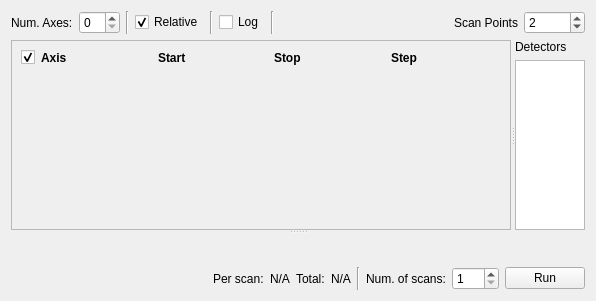
Old version of the form src/firefly/plans/line_scan.ui in the repository spc-group/haven.
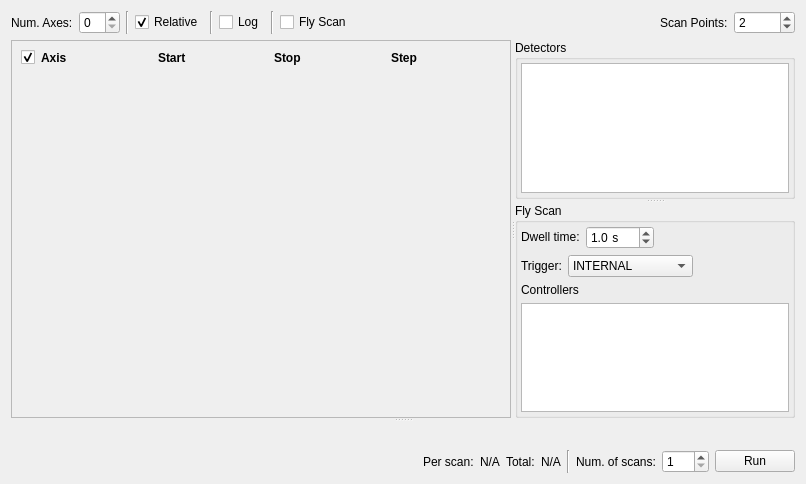
New version of the form. Custom widgets are drawn as their Qt base class.

Commit message: Added fly scan support to the Firefly line scan display.

Diff of the .ui file:
```diff
--- a/src/firefly/plans/line_scan.ui
+++ b/src/firefly/plans/line_scan.ui
@@ -6,8 +6,8 @@
    <rect>
     <x>0</x>
     <y>0</y>
-    <width>594</width>
-    <height>301</height>
+    <width>806</width>
+    <height>484</height>
    </rect>
   </property>
   <property name="windowTitle">
@@ -95,6 +95,13 @@
        </property>
       </widget>
      </item>
+     <item>
+      <widget class="QCheckBox" name="fly_checkbox">
+       <property name="text">
+        <string>Fly Scan</string>
+       </property>
+      </widget>
+     </item>
      <item>
       <spacer name="horizontalSpacer">
        <property name="orientation">
@@ -117,7 +124,7 @@
         </sizepolicy>
        </property>
        <property name="text">
-        <string>Scan Points</string>
+        <string>Scan Points:</string>
        </property>
       </widget>
      </item>
@@ -164,7 +171,7 @@
           <x>0</x>
           <y>0</y>
           <width>498</width>
-          <height>185</height>
+          <height>371</height>
          </rect>
         </property>
         <layout class="QVBoxLayout" name="verticalLayout_7">
@@ -263,32 +270,159 @@
         </layout>
        </widget>
       </widget>
-      <widget class="QWidget" name="layoutWidget_2">
-       <layout class="QVBoxLayout" name="verticalLayout_8">
-        <item>
-         <widget class="QLabel" name="detectors_label_2">
-          <property name="sizePolicy">
-           <sizepolicy hsizetype="Fixed" vsizetype="Preferred">
-            <horstretch>0</horstretch>
-            <verstretch>0</verstretch>
-           </sizepolicy>
-          </property>
-          <property name="text">
-           <string>Detectors</string>
-          </property>
-         </widget>
-        </item>
-        <item>
-         <widget class="DetectorListView" name="detectors_list">
-          <property name="toolTip">
-           <string>&lt;html&gt;&lt;head/&gt;&lt;body&gt;&lt;p&gt;Use &lt;span style=&quot; font-weight:600;&quot;&gt;ctrl&lt;/span&gt; to select multiple detectors&lt;/p&gt;&lt;/body&gt;&lt;/html&gt;</string>
-          </property>
-          <property name="selectionMode">
-           <enum>QAbstractItemView::MultiSelection</enum>
-          </property>
-         </widget>
-        </item>
-       </layout>
+      <widget class="QSplitter" name="splitter_2">
+       <property name="orientation">
+        <enum>Qt::Vertical</enum>
+       </property>
+       <widget class="QGroupBox" name="groupBox_2">
+        <property name="title">
+         <string>Detectors</string>
+        </property>
+        <layout class="QVBoxLayout" name="verticalLayout_3">
+         <property name="spacing">
+          <number>3</number>
+         </property>
+         <property name="leftMargin">
+          <number>3</number>
+         </property>
+         <property name="topMargin">
+          <number>3</number>
+         </property>
+         <property name="rightMargin">
+          <number>3</number>
+         </property>
+         <property name="bottomMargin">
+          <number>3</number>
+         </property>
+         <item>
+          <widget class="DetectorListView" name="detectors_list">
+           <property name="toolTip">
+            <string>&lt;html&gt;&lt;head/&gt;&lt;body&gt;&lt;p&gt;Use &lt;span style=&quot; font-weight:600;&quot;&gt;ctrl&lt;/span&gt; to select multiple detectors&lt;/p&gt;&lt;/body&gt;&lt;/html&gt;</string>
+           </property>
+           <property name="selectionMode">
+            <enum>QAbstractItemView::MultiSelection</enum>
+           </property>
+          </widget>
+         </item>
+        </layout>
+       </widget>
+       <widget class="QGroupBox" name="fly_groupbox">
+        <property name="title">
+         <string>Fly Scan</string>
+        </property>
+        <layout class="QVBoxLayout" name="verticalLayout_4">
+         <property name="leftMargin">
+          <number>3</number>
+         </property>
+         <property name="topMargin">
+          <number>3</number>
+         </property>
+         <property name="rightMargin">
+          <number>3</number>
+         </property>
+         <property name="bottomMargin">
+          <number>3</number>
+         </property>
+         <item>
+          <layout class="QHBoxLayout" name="horizontalLayout_2">
+           <item>
+            <widget class="QLabel" name="label_2">
+             <property name="sizePolicy">
+              <sizepolicy hsizetype="Preferred" vsizetype="Fixed">
+               <horstretch>0</horstretch>
+               <verstretch>0</verstretch>
+              </sizepolicy>
+             </property>
+             <property name="text">
+              <string>Dwell time:</string>
+             </property>
+            </widget>
+           </item>
+           <item>
+            <widget class="QDoubleSpinBox" name="fly_dwell_time">
+             <property name="suffix">
+              <string>  s</string>
+             </property>
+             <property name="decimals">
+              <number>1</number>
+             </property>
+             <property name="stepType">
+              <enum>QAbstractSpinBox::AdaptiveDecimalStepType</enum>
+             </property>
+             <property name="value">
+              <double>1.000000000000000</double>
+             </property>
+            </widget>
+           </item>
+           <item>
+            <spacer name="horizontalSpacer_2">
+             <property name="orientation">
+              <enum>Qt::Horizontal</enum>
+             </property>
+             <property name="sizeHint" stdset="0">
+              <size>
+               <width>40</width>
+               <height>20</height>
+              </size>
+             </property>
+            </spacer>
+           </item>
+          </layout>
+         </item>
+         <item>
+          <layout class="QHBoxLayout" name="horizontalLayout_4">
+           <item>
+            <widget class="QLabel" name="label_3">
+             <property name="text">
+              <string>Trigger:</string>
+             </property>
+            </widget>
+           </item>
+           <item>
+            <widget class="QComboBox" name="fly_trigger_combobox">
+             <item>
+              <property name="text">
+               <string>INTERNAL</string>
+              </property>
+             </item>
+             <item>
+              <property name="text">
+               <string>EDGE_TRIGGER</string>
+              </property>
+             </item>
+            </widget>
+           </item>
+           <item>
+            <spacer name="horizontalSpacer_3">
+             <property name="orientation">
+              <enum>Qt::Horizontal</enum>
+             </property>
+             <property name="sizeHint" stdset="0">
+              <size>
+               <width>40</width>
+               <height>20</height>
+              </size>
+             </property>
+            </spacer>
+           </item>
+          </layout>
+         </item>
+         <item>
+          <widget class="QLabel" name="label">
+           <property name="text">
+            <string>Controllers</string>
+           </property>
+          </widget>
+         </item>
+         <item>
+          <widget class="QListWidget" name="fly_controller_list">
+           <property name="selectionMode">
+            <enum>QAbstractItemView::MultiSelection</enum>
+           </property>
+          </widget>
+         </item>
+        </layout>
+       </widget>
       </widget>
      </widget>
      <widget class="MetadataWidget" name="metadata_widget" native="true"/>
```
Left out of the diff: 19 changed lines with no effect on the pictures. The commit also changes 11 other files.
